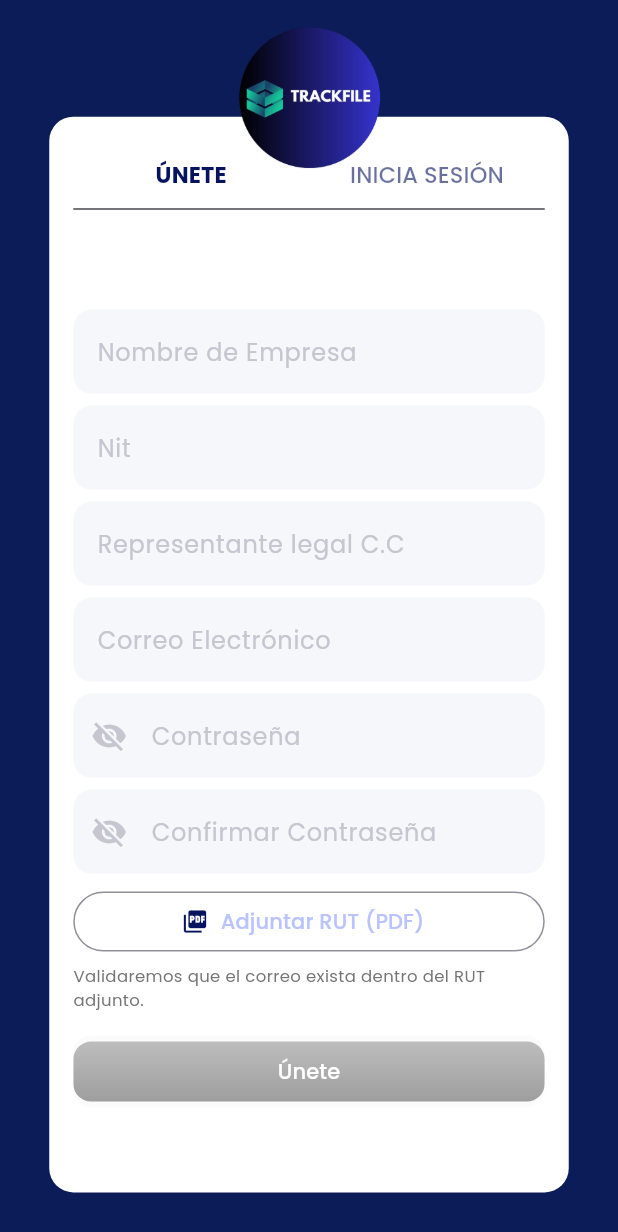
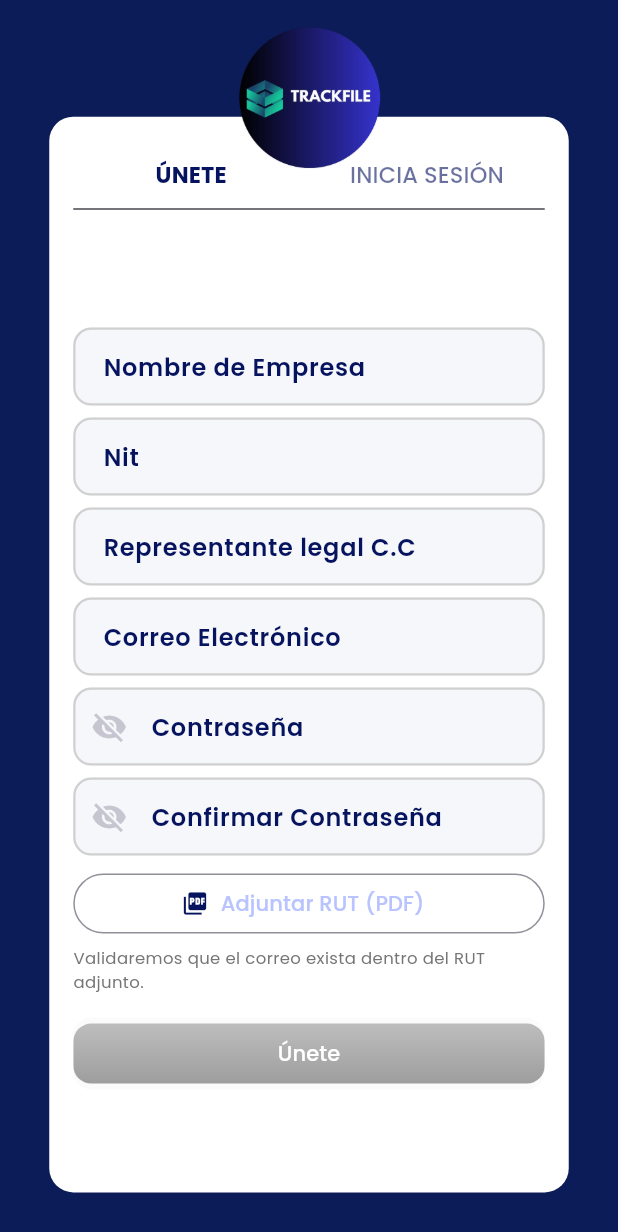
Before and after one commit to MelgarejoMaycol/TRACKFILE, a Flutter app: the LoginScreen screen opened by its route, on a phone screen of 412 x 824 dp. Shown: the top 1232 px of the screen. Run offline on Flutter 3.47's test engine with Material 3 defaults, Android fonts, the phone set to English and light mode, and no system bars; our stand-ins replace file_picker, google_fonts, shared_preferences, shimmer, smooth_page_indicator; accounts and stored records are empty.

Commit message:
Enhance login input styles and borders
Add consistent TextStyle for email and password fields and refine InputDecoration for login inputs. Introduces labelStyle, explicit base/enabled/focused OutlineInputBorder with specific colors and widths, fills, rounded radius, and adjusted content padding to improve visual consistency and accessibility.

```diff
--- a/lib/screens/login_screen.dart
+++ b/lib/screens/login_screen.dart
@@ -1280,11 +1280,21 @@ class _LoginScreenState extends State<LoginScreen>
         const SizedBox(height: 12),
         TextField(
           controller: _userCtrl,
+          style: const TextStyle(
+            fontSize: 16,
+            fontWeight: FontWeight.w500,
+            color: Color(0xFF333333),
+          ),
           decoration: _inputDecoration('Correo electrónico'),
         ),
         const SizedBox(height: 12),
         TextField(
           controller: _passCtrl,
+          style: const TextStyle(
+            fontSize: 16,
+            fontWeight: FontWeight.w500,
+            color: Color(0xFF333333),
+          ),
           obscureText: _loginPassObscure,
           decoration: _inputDecoration('Contraseña').copyWith(
             prefixIcon: IconButton(
@@ -1404,11 +1414,37 @@ class _LoginScreenState extends State<LoginScreen>
   InputDecoration _inputDecoration(String label) {
     return InputDecoration(
       labelText: label,
+      labelStyle: const TextStyle(
+        fontSize: 16,
+        fontWeight: FontWeight.w600,
+        color: Color(0xFF06135E),
+      ),
       filled: true,
       fillColor: const Color(0xFFF5F7FA),
       border: OutlineInputBorder(
         borderRadius: BorderRadius.circular(12),
-        borderSide: BorderSide.none,
+        borderSide: const BorderSide(
+          color: Color(0xFFE0E0E0),
+          width: 1.5,
+        ),
+      ),
+      enabledBorder: OutlineInputBorder(
+        borderRadius: BorderRadius.circular(12),
+        borderSide: const BorderSide(
+          color: Color(0xFFD0D0D0),
+          width: 1.5,
+        ),
+      ),
+      focusedBorder: OutlineInputBorder(
+        borderRadius: BorderRadius.circular(12),
+        borderSide: const BorderSide(
+          color: Color(0xFF06135E),
+          width: 2,
+        ),
+      ),
+      contentPadding: const EdgeInsets.symmetric(
+        horizontal: 16,
+        vertical: 14,
       ),
     );
   }
```
